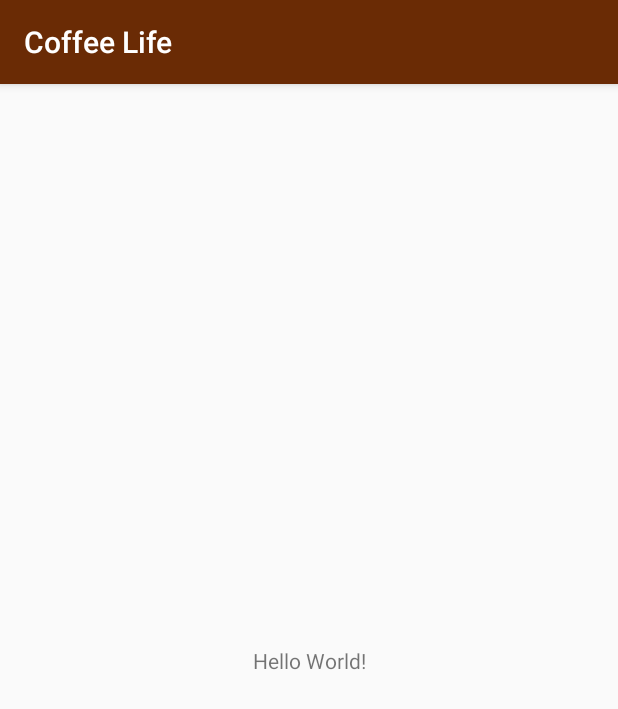
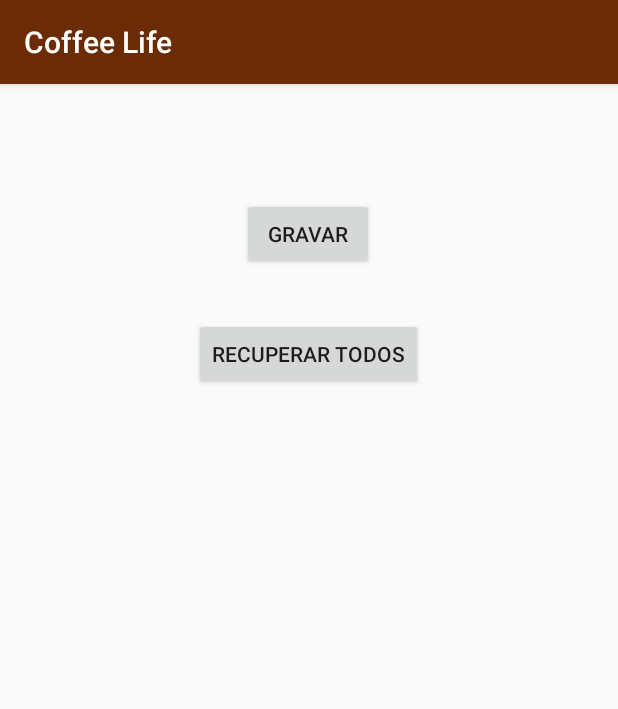
Before and after one commit to rafaelmmedeiros/CoffeeLife2021, an Android app: the screen it shows after launch (MainActivity), on a phone screen of 412 x 824 dp. Shown: the top 709 px of the screen. Run offline under Robolectric (Android 15) with nearby library versions, the phone set to English and light mode, and no system bars.

Commit message:
Registro de Café (Logica)

```diff
--- a/app/src/main/AndroidManifest.xml
+++ b/app/src/main/AndroidManifest.xml
@@ -9,6 +9,7 @@
         android:roundIcon="@mipmap/ic_launcher_round"
         android:supportsRtl="true"
         android:theme="@style/AppTheme">
+        <activity android:name=".RegistrarCafeActivity"></activity>
         <activity android:name=".MainActivity">
             <intent-filter>
                 <action android:name="android.intent.action.MAIN" />
--- a/app/src/main/java/br/com/coffee/dao/CoffeeDAO.java
+++ b/app/src/main/java/br/com/coffee/dao/CoffeeDAO.java
@@ -24,11 +24,11 @@ public class CoffeeDAO {
         this.db = mySQLiteHelper.getWritableDatabase();
 
         // 2. preparar uma ContentValues com os parametros para insert
-        ContentValues cv = new ContentValues();
-        cv.put("tipo", coffee.getTipo());
+        ContentValues contentValues = new ContentValues();
+        contentValues.put("tipo", coffee.getTipo());
 
         // 3. realizar o insert
-        long retorno = db.insert("tb_coffees", null, cv);
+        long retorno = db.insert("tb_coffees", null, contentValues);
 
         // 4. fechar o banco e dar o retorno
         db.close();
--- a/app/src/main/res/layout/activity_main.xml
+++ b/app/src/main/res/layout/activity_main.xml
@@ -6,13 +6,27 @@
     android:layout_height="match_parent"
     tools:context=".MainActivity">
 
-    <TextView
+    <Button
+        android:id="@+id/button"
         android:layout_width="wrap_content"
         android:layout_height="wrap_content"
-        android:text="Hello World!"
-        app:layout_constraintBottom_toBottomOf="parent"
-        app:layout_constraintLeft_toLeftOf="parent"
-        app:layout_constraintRight_toRightOf="parent"
-        app:layout_constraintTop_toTopOf="parent" />
+        android:layout_marginTop="76dp"
+        android:text="Gravar"
+        app:layout_constraintEnd_toEndOf="parent"
+        app:layout_constraintHorizontal_bias="0.498"
+        app:layout_constraintStart_toStartOf="parent"
+        app:layout_constraintTop_toTopOf="parent"
+        android:onClick="registrarCafe"/>
+    <Button
+        android:id="@+id/button2"
+        android:layout_width="wrap_content"
+        android:layout_height="wrap_content"
+        android:layout_marginTop="32dp"
+        android:text="Recuperar Todos"
+        app:layout_constraintEnd_toEndOf="parent"
+        app:layout_constraintHorizontal_bias="0.498"
+        app:layout_constraintStart_toStartOf="parent"
+        app:layout_constraintTop_toBottomOf="@+id/button"
+        android:onClick="historico"/>
 
 </androidx.constraintlayout.widget.ConstraintLayout>
```
Also changed, not shown: app/src/main/java/com/coffee/coffeelife/MainActivity.java (+9 -0 lines), app/src/main/java/com/coffee/coffeelife/RegistrarCafeActivity.java (added, +51 -0 lines), app/src/main/res/layout/activity_registrar_cafe.xml (added, +54 -0 lines).
